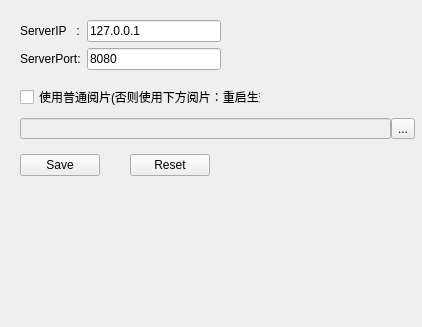
This is Tools/MHealthReport/config.ui in zyq1569/HealthApp as Qt 5 draws it before an edit. The edited form follows.
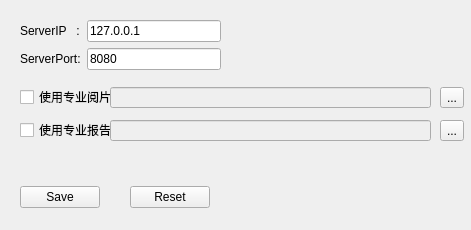
This is the edited form.

Commit message: Modified   Tools/MHealthReport/MHealthReport.pro Modified   Tools/MHealthReport/config.ui Modified   Tools/MHealthReport/mainapp.cpp Modified   Tools/MHealthReport/mainapp.h

Patch:
```diff
--- a/Tools/MHealthReport/config.ui
+++ b/Tools/MHealthReport/config.ui
@@ -6,8 +6,8 @@
    <rect>
     <x>0</x>
     <y>0</y>
-    <width>422</width>
-    <height>327</height>
+    <width>471</width>
+    <height>230</height>
    </rect>
   </property>
   <property name="windowTitle">
@@ -17,7 +17,7 @@
    <property name="geometry">
     <rect>
      <x>20</x>
-     <y>154</y>
+     <y>186</y>
      <width>80</width>
      <height>22</height>
     </rect>
@@ -30,7 +30,7 @@
    <property name="geometry">
     <rect>
      <x>130</x>
-     <y>154</y>
+     <y>186</y>
      <width>80</width>
      <height>22</height>
     </rect>
@@ -84,12 +84,12 @@
     <rect>
      <x>20</x>
      <y>87</y>
-     <width>241</width>
+     <width>91</width>
      <height>20</height>
     </rect>
    </property>
    <property name="text">
-    <string>使用普通阅片(否则使用下方阅片：重启生效)</string>
+    <string>使用专业阅片</string>
    </property>
   </widget>
   <widget class="QLineEdit" name="m_viewerDir">
@@ -98,9 +98,9 @@
    </property>
    <property name="geometry">
     <rect>
-     <x>20</x>
-     <y>118</y>
-     <width>371</width>
+     <x>110</x>
+     <y>87</y>
+     <width>321</width>
      <height>21</height>
     </rect>
    </property>
@@ -111,8 +111,8 @@
   <widget class="QToolButton" name="m_exeDir">
    <property name="geometry">
     <rect>
-     <x>391</x>
-     <y>118</y>
+     <x>440</x>
+     <y>87</y>
      <width>24</width>
      <height>21</height>
     </rect>
@@ -121,6 +121,48 @@
     <string>...</string>
    </property>
   </widget>
+  <widget class="QCheckBox" name="m_report">
+   <property name="geometry">
+    <rect>
+     <x>20</x>
+     <y>120</y>
+     <width>91</width>
+     <height>20</height>
+    </rect>
+   </property>
+   <property name="text">
+    <string>使用专业报告</string>
+   </property>
+  </widget>
+  <widget class="QToolButton" name="m_exeDir_2">
+   <property name="geometry">
+    <rect>
+     <x>440</x>
+     <y>120</y>
+     <width>24</width>
+     <height>21</height>
+    </rect>
+   </property>
+   <property name="text">
+    <string>...</string>
+   </property>
+  </widget>
+  <widget class="QLineEdit" name="m_reportrDir">
+   <property name="enabled">
+    <bool>false</bool>
+   </property>
+   <property name="geometry">
+    <rect>
+     <x>110</x>
+     <y>120</y>
+     <width>321</width>
+     <height>21</height>
+    </rect>
+   </property>
+   <property name="readOnly">
+    <bool>true</bool>
+   </property>
+  </widget>
  </widget>
  <resources/>
  <connections/>
```
The commit also changes 3 other files.
